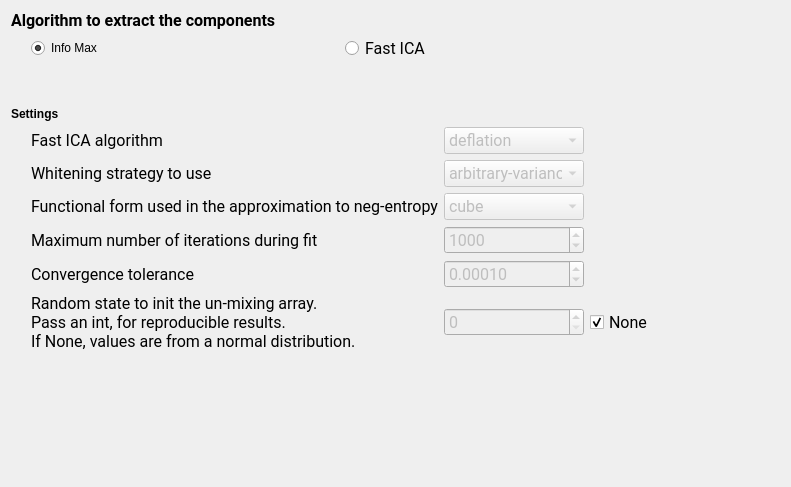
Old version of the form modules/CEAMSModules/IcaComponents/Ui_IcaComponentsSettingsView.ui in the repository SnoozToolbox/snooz-package-ceams.
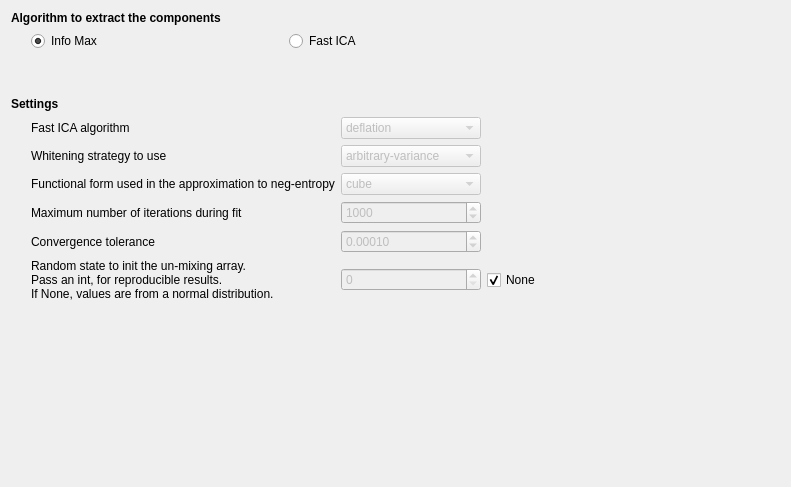
New version of the form.

Commit message: Font step 4: forms without fonts of their own, look kept

What changed in the file:
```diff
--- a/modules/CEAMSModules/IcaComponents/Ui_IcaComponentsSettingsView.ui
+++ b/modules/CEAMSModules/IcaComponents/Ui_IcaComponentsSettingsView.ui
@@ -16,9 +16,6 @@
   <property name="windowTitle">
    <string>Form</string>
   </property>
-  <property name="styleSheet">
-   <string notr="true">font: 12pt &quot;Roboto&quot;;</string>
-  </property>
   <layout class="QHBoxLayout" name="horizontalLayout_3">
    <item>
     <layout class="QVBoxLayout" name="verticalLayout">
@@ -26,8 +23,6 @@
       <widget class="QLabel" name="label_9">
        <property name="font">
         <font>
-         <family>Roboto</family>
-         <pointsize>12</pointsize>
          <weight>50</weight>
          <italic>false</italic>
          <bold>false</bold>
@@ -73,8 +68,6 @@
         <widget class="QRadioButton" name="radioButton_fastICA">
          <property name="font">
           <font>
-           <family>Roboto</family>
-           <pointsize>12</pointsize>
            <weight>50</weight>
            <italic>false</italic>
            <bold>false</bold>
@@ -137,8 +130,6 @@
           <widget class="QLabel" name="label_4">
            <property name="font">
             <font>
-             <family>Roboto</family>
-             <pointsize>12</pointsize>
              <weight>50</weight>
              <italic>false</italic>
              <bold>false</bold>
@@ -156,8 +147,6 @@
            </property>
            <property name="font">
             <font>
-             <family>Roboto</family>
-             <pointsize>12</pointsize>
              <weight>50</weight>
              <italic>false</italic>
              <bold>false</bold>
@@ -182,8 +171,6 @@
           <widget class="QLabel" name="label_3">
            <property name="font">
             <font>
-             <family>Roboto</family>
-             <pointsize>12</pointsize>
              <weight>50</weight>
              <italic>false</italic>
              <bold>false</bold>
@@ -201,8 +188,6 @@
            </property>
            <property name="font">
             <font>
-             <family>Roboto</family>
-             <pointsize>12</pointsize>
              <weight>50</weight>
              <italic>false</italic>
              <bold>false</bold>
@@ -229,8 +214,6 @@
            </property>
            <property name="font">
             <font>
-             <family>Roboto</family>
-             <pointsize>12</pointsize>
              <weight>50</weight>
              <italic>false</italic>
              <bold>false</bold>
@@ -245,8 +228,6 @@
           <widget class="QCheckBox" name="random_state_checkBox">
            <property name="font">
             <font>
-             <family>Roboto</family>
-             <pointsize>12</pointsize>
              <weight>50</weight>
              <italic>false</italic>
              <bold>false</bold>
@@ -273,8 +254,6 @@
            </property>
            <property name="font">
             <font>
-             <family>Roboto</family>
-             <pointsize>12</pointsize>
              <weight>50</weight>
              <italic>false</italic>
              <bold>false</bold>
@@ -304,8 +283,6 @@
           <widget class="QLabel" name="label_10">
            <property name="font">
             <font>
-             <family>Roboto</family>
-             <pointsize>12</pointsize>
              <weight>50</weight>
              <italic>false</italic>
              <bold>false</bold>
@@ -322,8 +299,6 @@
           <widget class="QLabel" name="label_2">
            <property name="font">
             <font>
-             <family>Roboto</family>
-             <pointsize>12</pointsize>
              <weight>50</weight>
              <italic>false</italic>
              <bold>false</bold>
@@ -341,8 +316,6 @@
            </property>
            <property name="font">
             <font>
-             <family>Roboto</family>
-             <pointsize>12</pointsize>
              <weight>50</weight>
              <italic>false</italic>
              <bold>false</bold>
@@ -376,8 +349,6 @@
            </property>
            <property name="font">
             <font>
-             <family>Roboto</family>
-             <pointsize>12</pointsize>
              <weight>50</weight>
              <italic>false</italic>
              <bold>false</bold>
@@ -407,8 +378,6 @@
           <widget class="QLabel" name="label_7">
            <property name="font">
             <font>
-             <family>Roboto</family>
-             <pointsize>12</pointsize>
              <weight>50</weight>
              <italic>false</italic>
              <bold>false</bold>
@@ -423,8 +392,6 @@
           <widget class="QLabel" name="label_6">
            <property name="font">
             <font>
-             <family>Roboto</family>
-             <pointsize>12</pointsize>
              <weight>50</weight>
              <italic>false</italic>
              <bold>false</bold>
```
The commit also changes 427 other files.
